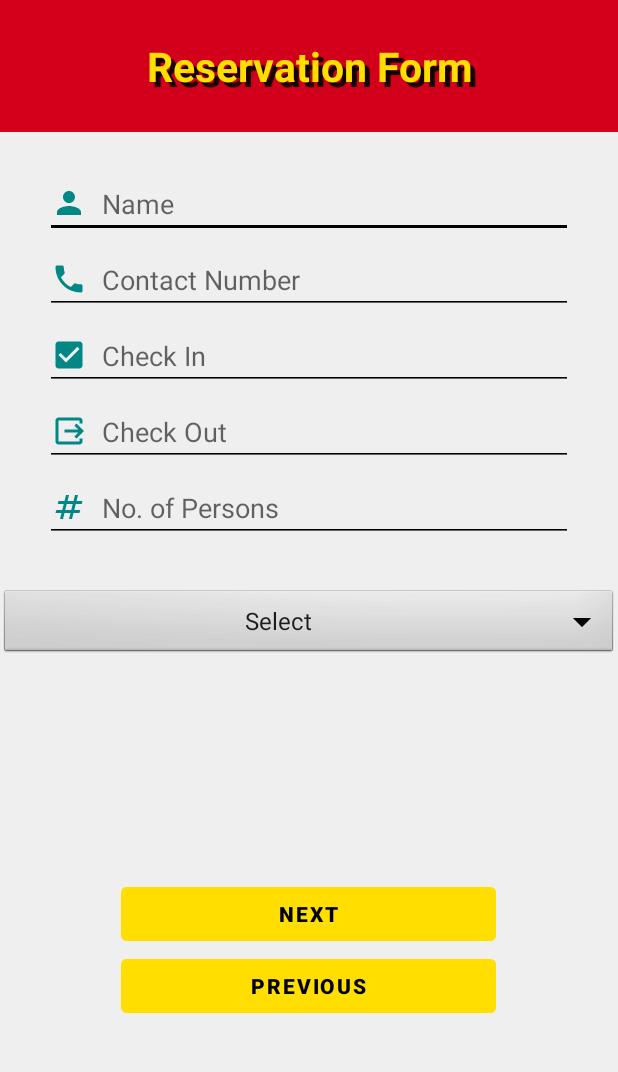
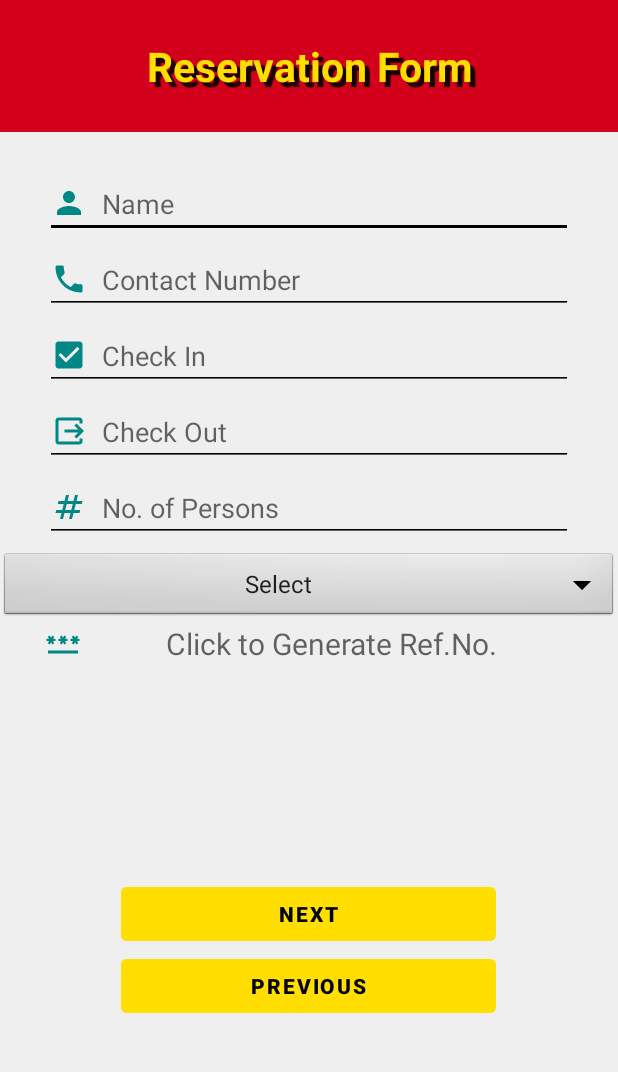
Before and after one commit to mcllontac/HotelAppProject, an Android app: the FormActivity screen opened directly, with no data from a screen before it, on a phone screen of 412 x 824 dp, the part 84-1156 px from its top. Run offline under Robolectric (Android 15) with nearby library versions, the light colour scheme and no system bars; our stand-ins replace Firebase (no records; nobody signed in at launch, a user with empty details on screens opened directly).

Commit message:
Initial commit

```diff
--- a/app/src/main/java/com/example/hotelproject/FormActivity.java
+++ b/app/src/main/java/com/example/hotelproject/FormActivity.java
@@ -20,6 +20,7 @@ import com.google.firebase.database.FirebaseDatabase;
 import java.text.SimpleDateFormat;
 import java.util.Calendar;
 import java.util.Locale;
+import java.util.Random;
 
 public class FormActivity extends AppCompatActivity {
 
@@ -30,6 +31,7 @@ public class FormActivity extends AppCompatActivity {
     Button prev;
     Helper DB;
     Spinner spinner;
+    TextView refNo;
 
 
 
@@ -47,6 +49,7 @@ public class FormActivity extends AppCompatActivity {
         next = findViewById(R.id.btnNext);
         prev = findViewById(R.id.btnPrev);
         spinner = findViewById(R.id.selection);
+        refNo = findViewById(R.id.refNum);
 
         DB = new Helper(this);
 
@@ -86,6 +89,15 @@ public class FormActivity extends AppCompatActivity {
             }
         });
 
+        refNo.setOnClickListener(new View.OnClickListener() {
+            @Override
+            public void onClick(View view) {
+                Random random = new Random();
+                int val = random.nextInt(999999999-100000000)+100000000;
+                refNo.setText((Integer.toString(val)));
+            }
+        });
+
         next.setOnClickListener(new View.OnClickListener() {
             @Override
             public void onClick(View view) {
@@ -95,19 +107,13 @@ public class FormActivity extends AppCompatActivity {
                 String dooTXT = checkOut.getText().toString();
                 String paxTXT = persons.getText().toString();
                 String rtypeTXT = spinner.getSelectedItem().toString();
+                String rnumTXT = refNo.getText().toString();
 
-                DB.insertReservationdata(nameTXT, contactTXT, doiTXT, dooTXT, paxTXT, rtypeTXT);
+                DB.insertReservationdata(nameTXT, contactTXT, doiTXT, dooTXT, paxTXT, rtypeTXT, rnumTXT);
                 Intent intent = new Intent(FormActivity.this,ReferenceNumActivity.class);
                 startActivity(intent);
             }
         });
-
-
-
-
-
-
-
 
         prev.setOnClickListener(view -> {
             Intent i = new Intent(getApplicationContext(), TermsActivity.class);
--- /dev/null
+++ b/app/src/main/res/drawable/reference.xml
@@ -0,0 +1,5 @@
+<vector android:height="24dp" android:tint="#000000"
+    android:viewportHeight="24" android:viewportWidth="24"
+    android:width="24dp" xmlns:android="http://schemas.android.com/apk/res/android">
+    <path android:fillColor="@android:color/white" android:pathData="M2,17h20v2H2V17zM3.15,12.95L4,11.47l0.85,1.48l1.3,-0.75L5.3,10.72H7v-1.5H5.3l0.85,-1.47L4.85,7L4,8.47L3.15,7l-1.3,0.75L2.7,9.22H1v1.5h1.7L1.85,12.2L3.15,12.95zM9.85,12.2l1.3,0.75L12,11.47l0.85,1.48l1.3,-0.75l-0.85,-1.48H15v-1.5h-1.7l0.85,-1.47L12.85,7L12,8.47L11.15,7l-1.3,0.75l0.85,1.47H9v1.5h1.7L9.85,12.2zM23,9.22h-1.7l0.85,-1.47L20.85,7L20,8.47L19.15,7l-1.3,0.75l0.85,1.47H17v1.5h1.7l-0.85,1.48l1.3,0.75L20,11.47l0.85,1.48l1.3,-0.75l-0.85,-1.48H23V9.22z"/>
+</vector>
--- a/app/src/main/res/layout/activity_form.xml
+++ b/app/src/main/res/layout/activity_form.xml
@@ -122,10 +122,27 @@
                 android:id="@+id/selection"
                 android:layout_width="match_parent"
                 android:layout_height="wrap_content"
-                android:layout_marginTop="30dp"
+                android:layout_marginTop="5dp"
                 android:background="@android:drawable/btn_dropdown"
                 android:entries="@array/room"
                 android:textAlignment="center" />
+
+            <TextView
+                android:id="@+id/refNum"
+                android:layout_width="match_parent"
+                android:layout_height="wrap_content"
+                android:layout_marginHorizontal="30dp"
+                android:backgroundTint="@color/black"
+                android:drawableStart="@drawable/reference"
+                android:drawablePadding="5dp"
+                android:gravity="center"
+                android:drawableTint="@color/teal_700"
+                android:hint="Click to Generate Ref.No."
+                android:inputType="number"
+                android:maxLines="1"
+                android:textColor="@color/black"
+                android:textSize="20sp"/>
+
         </LinearLayout>
 
         <LinearLayout
```
Also changed, not shown: app/src/main/java/com/example/hotelproject/Helper.java (+8 -4 lines).
